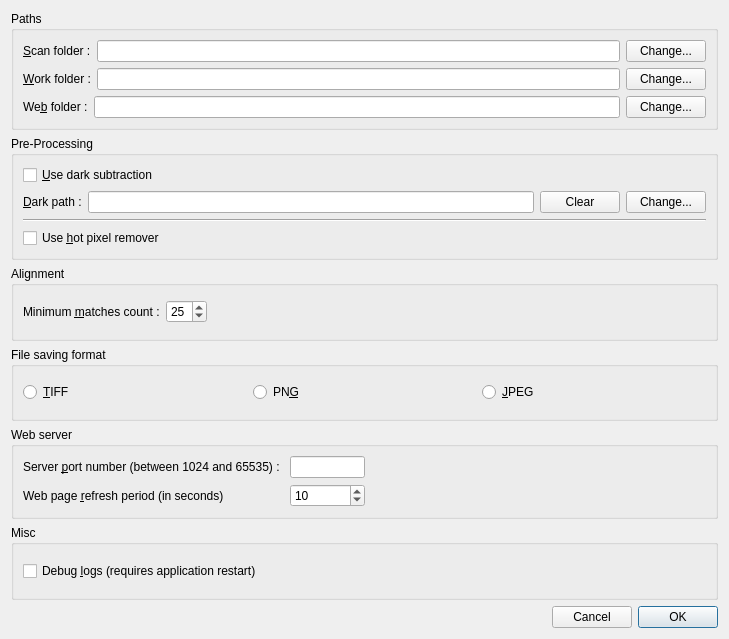
This is src/als/ui/prefs_ui.ui in gehelem/als as Qt 5 draws it before an edit. The edited form follows.
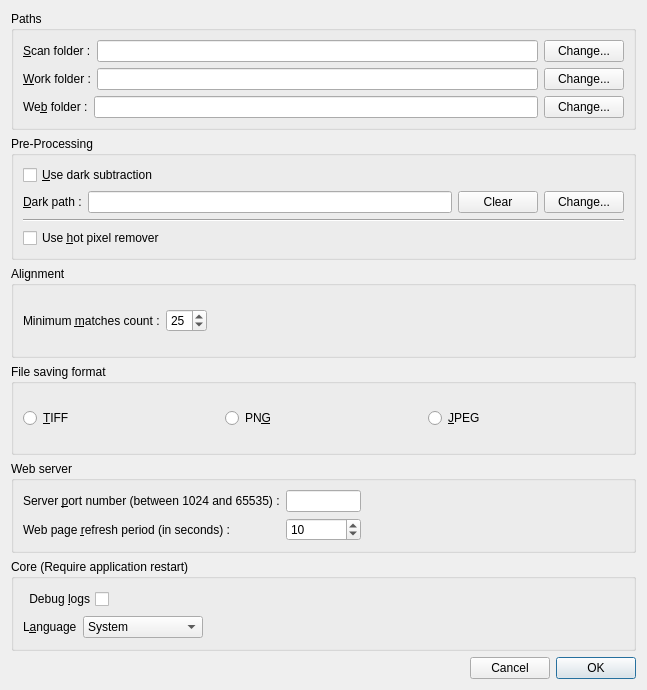
This is the edited form.

Patch:
```diff
--- a/src/als/ui/prefs_ui.ui
+++ b/src/als/ui/prefs_ui.ui
@@ -6,14 +6,20 @@
    <rect>
     <x>0</x>
     <y>0</y>
-    <width>729</width>
-    <height>639</height>
+    <width>647</width>
+    <height>690</height>
    </rect>
   </property>
   <property name="windowTitle">
    <string>ALS preferences</string>
   </property>
-  <layout class="QVBoxLayout" name="verticalLayout_2">
+  <layout class="QVBoxLayout" name="verticalLayout_3">
+   <item>
+    <layout class="QHBoxLayout" name="horizontalLayout_11"/>
+   </item>
+   <item>
+    <layout class="QHBoxLayout" name="horizontalLayout_10"/>
+   </item>
    <item>
     <widget class="QGroupBox" name="groupBox">
      <property name="title">
@@ -312,7 +318,7 @@
         <item row="1" column="0">
          <widget class="QLabel" name="label">
           <property name="text">
-           <string>Web page &amp;refresh period (in seconds)</string>
+           <string>Web page &amp;refresh period (in seconds) :</string>
           </property>
           <property name="buddy">
            <cstring>spn_webpage_refresh_period</cstring>
@@ -350,15 +356,87 @@
    <item>
     <widget class="QGroupBox" name="groupBox_6">
      <property name="title">
-      <string>Misc</string>
+      <string>Core (Require application restart)</string>
      </property>
-     <layout class="QVBoxLayout" name="verticalLayout_3">
+     <layout class="QVBoxLayout" name="verticalLayout_2">
       <item>
-       <widget class="QCheckBox" name="chk_debug_logs">
-        <property name="text">
-         <string>Debug &amp;logs (requires application restart)</string>
-        </property>
-       </widget>
+       <layout class="QHBoxLayout" name="horizontalLayout_12">
+        <item>
+         <widget class="QCheckBox" name="chk_debug_logs">
+          <property name="layoutDirection">
+           <enum>Qt::RightToLeft</enum>
+          </property>
+          <property name="text">
+           <string>Debug &amp;logs</string>
+          </property>
+         </widget>
+        </item>
+        <item>
+         <spacer name="horizontalSpacer_5">
+          <property name="orientation">
+           <enum>Qt::Horizontal</enum>
+          </property>
+          <property name="sizeHint" stdset="0">
+           <size>
+            <width>40</width>
+            <height>20</height>
+           </size>
+          </property>
+         </spacer>
+        </item>
+       </layout>
+      </item>
+      <item>
+       <layout class="QHBoxLayout" name="horizontalLayout_9">
+        <item>
+         <widget class="QLabel" name="lbl_lang">
+          <property name="text">
+           <string>L&amp;anguage</string>
+          </property>
+          <property name="buddy">
+           <cstring>cmb_lang</cstring>
+          </property>
+         </widget>
+        </item>
+        <item>
+         <widget class="QComboBox" name="cmb_lang">
+          <property name="minimumSize">
+           <size>
+            <width>120</width>
+            <height>0</height>
+           </size>
+          </property>
+          <item>
+           <property name="text">
+            <string>System</string>
+           </property>
+          </item>
+          <item>
+           <property name="text">
+            <string notr="true">English</string>
+           </property>
+          </item>
+          <item>
+           <property name="text">
+            <string notr="true">Français</string>
+           </property>
+          </item>
+         </widget>
+        </item>
+        <item>
+         <spacer name="horizontalSpacer_2">
+          <property name="orientation">
+           <enum>Qt::Horizontal</enum>
+          </property>
+          <property name="sizeHint" stdset="0">
+           <size>
+            <width>40</width>
+            <height>20</height>
+           </size>
+          </property>
+         </spacer>
+        </item>
+       </layout>
       </item>
      </layout>
     </widget>
```
